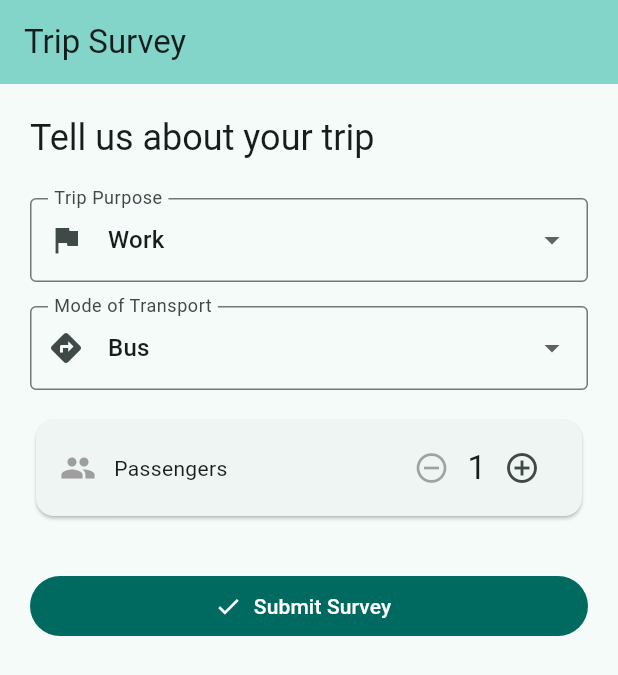
After one commit to saksham-sankhla04/travel_tracker, a Flutter app: the SurveyPage screen opened by its route, on a phone screen of 412 x 824 dp. The commit adds this screen. Shown: the top 675 px of the screen. Run offline on Flutter 3.47's test engine with Material 3 defaults, Android fonts, the phone set to English and light mode, and no system bars; our stand-ins replace flutter_local_notifications, flutter_riverpod, geolocator, go_router, permission_handler, shared_preferences; missing offline and left inert: flutter_background_service; accounts and stored records are empty; statements that could not run were skipped.

Commit message:
Add trip survey feature with notification-triggered form and local storage

```diff
--- a/lib/core/router/app_router.dart
+++ b/lib/core/router/app_router.dart
@@ -1,13 +1,27 @@
+import 'package:flutter/material.dart';
 import 'package:go_router/go_router.dart';
 
 import '../../features/trip_tracking/presentation/pages/home_page.dart';
+import '../../features/trip_survey/presentation/pages/survey_page.dart';
+
+final rootNavigatorKey = GlobalKey<NavigatorState>();
 
 final appRouter = GoRouter(
+  navigatorKey: rootNavigatorKey,
   initialLocation: '/',
   routes: [
     GoRoute(
       path: '/',
       builder: (context, state) => const HomePage(),
     ),
+    GoRoute(
+      path: '/survey',
+      builder: (context, state) {
+        return SurveyPage(
+          tripStartTime: state.uri.queryParameters['startTime'],
+          tripEndTime: state.uri.queryParameters['endTime'],
+        );
+      },
+    ),
   ],
 );
--- /dev/null
+++ b/lib/features/trip_survey/data/models/trip_survey_model.dart
@@ -0,0 +1,40 @@
+class TripSurveyModel {
+  final String id;
+  final DateTime tripStartTime;
+  final DateTime tripEndTime;
+  final String tripPurpose;
+  final String modeOfTransport;
+  final int numberOfPassengers;
+  final DateTime surveyCompletedAt;
+
+  const TripSurveyModel({
+    required this.id,
+    required this.tripStartTime,
+    required this.tripEndTime,
+    required this.tripPurpose,
+    required this.modeOfTransport,
+    required this.numberOfPassengers,
+    required this.surveyCompletedAt,
+  });
+
+  Map<String, dynamic> toJson() => {
+        'id': id,
+        'tripStartTime': tripStartTime.toIso8601String(),
+        'tripEndTime': tripEndTime.toIso8601String(),
+        'tripPurpose': tripPurpose,
+        'modeOfTransport': modeOfTransport,
+        'numberOfPassengers': numberOfPassengers,
+        'surveyCompletedAt': surveyCompletedAt.toIso8601String(),
+      };
+
+  factory TripSurveyModel.fromJson(Map<String, dynamic> json) =>
+      TripSurveyModel(
+        id: json['id'] as String,
+        tripStartTime: DateTime.parse(json['tripStartTime'] as String),
+        tripEndTime: DateTime.parse(json['tripEndTime'] as String),
+        tripPurpose: json['tripPurpose'] as String,
+        modeOfTransport: json['modeOfTransport'] as String,
+        numberOfPassengers: json['numberOfPassengers'] as int,
+        surveyCompletedAt: DateTime.parse(json['surveyCompletedAt'] as String),
+      );
+}
--- /dev/null
+++ b/lib/features/trip_survey/data/services/survey_storage_service.dart
@@ -0,0 +1,23 @@
+import 'dart:convert';
+import 'package:shared_preferences/shared_preferences.dart';
+import '../models/trip_survey_model.dart';
+
+class SurveyStorageService {
+  static const String _storageKey = 'completed_surveys';
+
+  static Future<void> saveSurvey(TripSurveyModel survey) async {
+    final prefs = await SharedPreferences.getInstance();
+    final existing = prefs.getStringList(_storageKey) ?? [];
+    existing.add(jsonEncode(survey.toJson()));
+    await prefs.setStringList(_storageKey, existing);
+  }
+
+  static Future<List<TripSurveyModel>> getAllSurveys() async {
+    final prefs = await SharedPreferences.getInstance();
+    final stored = prefs.getStringList(_storageKey) ?? [];
+    return stored
+        .map((s) =>
+            TripSurveyModel.fromJson(jsonDecode(s) as Map<String, dynamic>))
+        .toList();
+  }
+}
--- /dev/null
+++ b/lib/features/trip_survey/presentation/pages/survey_page.dart
@@ -0,0 +1,173 @@
+import 'package:flutter/material.dart';
+import 'package:flutter_riverpod/flutter_riverpod.dart';
+import 'package:go_router/go_router.dart';
+
+import '../../data/models/trip_survey_model.dart';
+import '../../data/services/survey_storage_service.dart';
+
+class SurveyPage extends ConsumerStatefulWidget {
+  final String? tripStartTime;
+  final String? tripEndTime;
+
+  const SurveyPage({
+    super.key,
+    this.tripStartTime,
+    this.tripEndTime,
+  });
+
+  @override
+  ConsumerState<SurveyPage> createState() => _SurveyPageState();
+}
+
+class _SurveyPageState extends ConsumerState<SurveyPage> {
+  final _formKey = GlobalKey<FormState>();
+
+  String _tripPurpose = 'work';
+  String _modeOfTransport = 'bus';
+  int _numberOfPassengers = 1;
+
+  static const tripPurposeOptions = [
+    'work',
+    'education',
+    'shopping',
+    'leisure',
+    'other',
+  ];
+  static const transportModeOptions = [
+    'bus',
+    'car',
+    'bike',
+    'auto',
+    'train',
+    'walk',
+  ];
+
+  Future<void> _submitSurvey() async {
+    if (!_formKey.currentState!.validate()) return;
+
+    final now = DateTime.now();
+    final survey = TripSurveyModel(
+      id: now.millisecondsSinceEpoch.toString(),
+      tripStartTime: widget.tripStartTime != null
+          ? DateTime.parse(widget.tripStartTime!)
+          : now,
+      tripEndTime: widget.tripEndTime != null
+          ? DateTime.parse(widget.tripEndTime!)
+          : now,
+      tripPurpose: _tripPurpose,
+      modeOfTransport: _modeOfTransport,
+      numberOfPassengers: _numberOfPassengers,
+      surveyCompletedAt: now,
+    );
+
+    await SurveyStorageService.saveSurvey(survey);
+
+    if (mounted) {
+      ScaffoldMessenger.of(context).showSnackBar(
+        const SnackBar(content: Text('Survey submitted. Thank you!')),
+      );
+      context.go('/');
+    }
+  }
+
+  @override
+  Widget build(BuildContext context) {
+    return Scaffold(
+      appBar: AppBar(
+        title: const Text('Trip Survey'),
+        backgroundColor: Theme.of(context).colorScheme.inversePrimary,
+      ),
+      body: Padding(
+        padding: const EdgeInsets.all(20.0),
+        child: Form(
+          key: _formKey,
+          child: ListView(
+            children: [
+              Text(
+                'Tell us about your trip',
+                style: Theme.of(context).textTheme.headlineSmall,
+              ),
+              const SizedBox(height: 24),
+
+              // Trip Purpose
+              DropdownButtonFormField<String>(
+                initialValue: _tripPurpose,
+                decoration: const InputDecoration(
+                  labelText: 'Trip Purpose',
+                  border: OutlineInputBorder(),
+                  prefixIcon: Icon(Icons.flag),
+                ),
+                items: tripPurposeOptions
+                    .map((e) => DropdownMenuItem(
+                          value: e,
+                          child: Text(e[0].toUpperCase() + e.substring(1)),
+                        ))
+                    .toList(),
+                onChanged: (val) => setState(() => _tripPurpose = val!),
+              ),
+              const SizedBox(height: 16),
+
+              // Mode of Transport
+              DropdownButtonFormField<String>(
+                initialValue: _modeOfTransport,
+                decoration: const InputDecoration(
+                  labelText: 'Mode of Transport',
+                  border: OutlineInputBorder(),
+                  prefixIcon: Icon(Icons.directions),
+                ),
+                items: transportModeOptions
+                    .map((e) => DropdownMenuItem(
+                          value: e,
+                          child: Text(e[0].toUpperCase() + e.substring(1)),
+                        ))
+                    .toList(),
+                onChanged: (val) => setState(() => _modeOfTransport = val!),
+              ),
+              const SizedBox(height: 16),
+
+              // Number of Passengers
+              Card(
+                child: Padding(
+                  padding: const EdgeInsets.symmetric(
+                      horizontal: 16.0, vertical: 8.0),
+                  child: Row(
+                    children: [
+                      const Icon(Icons.people, color: Colors.grey),
+                      const SizedBox(width: 12),
+                      const Text('Passengers'),
+                      const Spacer(),
+                      IconButton(
+                        onPressed: _numberOfPassengers > 1
+                            ? () =>
+                                setState(() => _numberOfPassengers--)
+                            : null,
+                        icon: const Icon(Icons.remove_circle_outline),
+                      ),
+                      Text(
+                        '$_numberOfPassengers',
+                        style: Theme.of(context).textTheme.titleLarge,
+                      ),
+                      IconButton(
+                        onPressed: () =>
+                            setState(() => _numberOfPassengers++),
+                        icon: const Icon(Icons.add_circle_outline),
+                      ),
+                    ],
+                  ),
+                ),
+              ),
+              const SizedBox(height: 32),
+
+              // Submit
+              FilledButton.icon(
+                onPressed: _submitSurvey,
+                icon: const Icon(Icons.check),
+                label: const Text('Submit Survey'),
+              ),
+            ],
+          ),
+        ),
+      ),
+    );
+  }
+}
--- a/lib/main.dart
+++ b/lib/main.dart
@@ -9,11 +9,53 @@ void main() async {
   WidgetsFlutterBinding.ensureInitialized();
   await NotificationService.initialize();
   await BackgroundLocationService.initialize();
-  runApp(const ProviderScope(child: TravelTrackerApp()));
+
+  final initialPayload = NotificationService.initialPayload;
+
+  runApp(ProviderScope(
+    child: TravelTrackerApp(initialPayload: initialPayload),
+  ));
 }
 
-class TravelTrackerApp extends StatelessWidget {
-  const TravelTrackerApp({super.key});
+class TravelTrackerApp extends StatefulWidget {
+  final String? initialPayload;
+  const TravelTrackerApp({super.key, this.initialPayload});
+
+  @override
+  State<TravelTrackerApp> createState() => _TravelTrackerAppState();
+}
+
+class _TravelTrackerAppState extends State<TravelTrackerApp> {
+  @override
+  void initState() {
+    super.initState();
+
+    // Cold start: app launched by tapping a notification
+    if (widget.initialPayload != null) {
+      WidgetsBinding.instance.addPostFrameCallback((_) {
+        _navigateFromPayload(widget.initialPayload!);
+      });
+    }
+
+    // Warm start: notification tapped while app is running
+    NotificationService.onNotificationTap.stream.listen((payload) {
+      _navigateFromPayload(payload);
+    });
+  }
+
+  void _navigateFromPayload(String payload) {
+    if (!payload.startsWith('survey:')) return;
+    final data = payload.substring('survey:'.length);
+    final parts = data.split(',');
+    final startTime = parts[0];
+    final endTime = parts.length > 1 ? parts[1] : null;
+
+    var uri = '/survey?startTime=$startTime';
+    if (endTime != null) {
+      uri += '&endTime=$endTime';
+    }
+    appRouter.go(uri);
+  }
 
   @override
   Widget build(BuildContext context) {
--- a/pubspec.yaml
+++ b/pubspec.yaml
@@ -38,6 +38,7 @@ dependencies:
   flutter_local_notifications: ^18.0.1
   flutter_riverpod: ^2.6.1
   go_router: ^16.1.0
+  shared_preferences: ^2.3.0
 
 dev_dependencies:
   flutter_test:
```
Also changed, not shown: lib/core/services/background_location_service.dart (+29 -8 lines), lib/core/services/notification_service.dart (+29 -22 lines), lib/features/trip_survey/presentation/providers/survey_provider.dart (added, +42 -0 lines), pubspec.lock.
